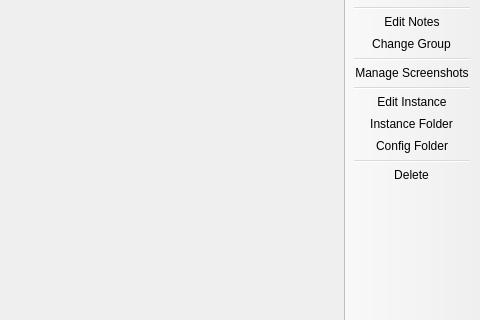
This is gui/MainWindow.ui in FreesmTeam/FreesmLauncher as Qt 5 draws it before an edit; both pictures show x 214 to 694 and y 104 to 424 of the 694 by 563 pixel window. The edited form follows.
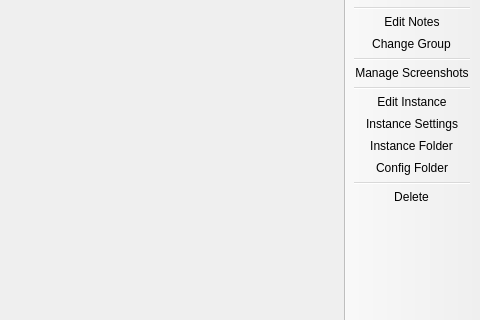
This is the edited form. Icons and pictures are not drawn.

```diff
--- a/gui/MainWindow.ui
+++ b/gui/MainWindow.ui
@@ -116,6 +116,7 @@
    <addaction name="actionScreenshots"/>
    <addaction name="separator"/>
    <addaction name="actionEditInstance"/>
+   <addaction name="actionInstance_Settings"/>
    <addaction name="actionViewSelectedInstFolder"/>
    <addaction name="actionConfig_Folder"/>
    <addaction name="separator"/>
@@ -488,6 +489,14 @@
     <string>&lt;html&gt;&lt;head/&gt;&lt;body&gt;&lt;p&gt;View and upload screenshots for this instance&lt;/p&gt;&lt;/body&gt;&lt;/html&gt;</string>
    </property>
   </action>
+  <action name="actionInstance_Settings">
+   <property name="text">
+    <string>Instance Settings</string>
+   </property>
+   <property name="toolTip">
+    <string>Change the settings specific to the instance</string>
+   </property>
+  </action>
  </widget>
  <layoutdefault spacing="6" margin="11"/>
  <resources>
```
